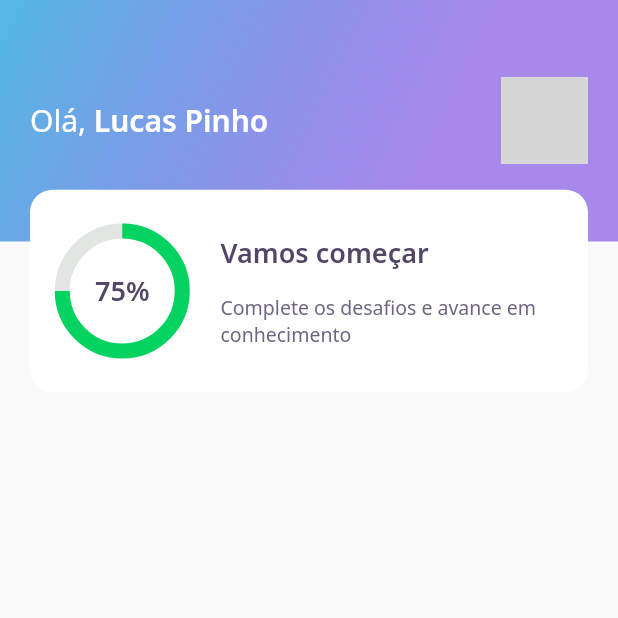
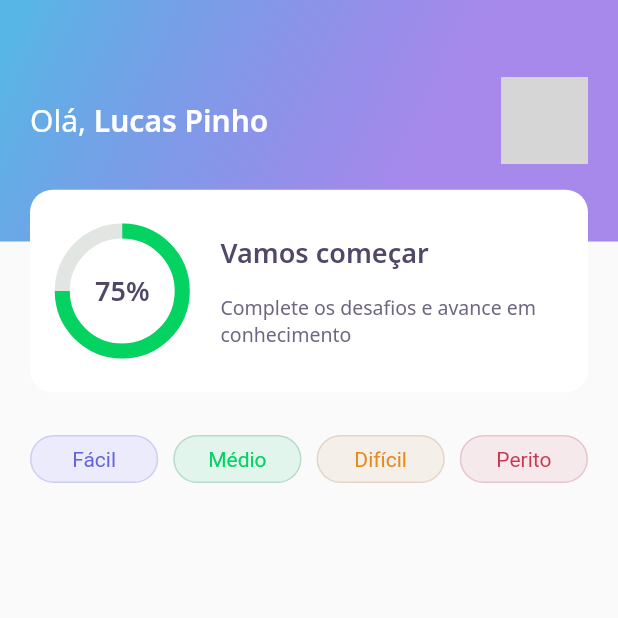
Before and after one commit to pinholucas/rocketseat-nlw5-devquiz, a Flutter app: the screen it shows after launch, on a phone screen of 412 x 824 dp, the top half of it. Run offline on Flutter 3.47's test engine with Material 2 defaults, Android fonts, the phone set to English and light mode, and no system bars; our stand-ins replace google_fonts; network calls fail; grey boxes are pictures that could not be loaded.

Commit message:
feat: add TagsList

```diff
--- a/lib/home/home_page.dart
+++ b/lib/home/home_page.dart
@@ -1,4 +1,5 @@
 import 'package:devquiz/home/widgets/appbar/app_bar_widget.dart';
+import 'package:devquiz/home/widgets/tags_list/tags_list_widget.dart';
 import 'package:flutter/material.dart';
 
 class HomePage extends StatelessWidget {
@@ -6,6 +7,7 @@ class HomePage extends StatelessWidget {
   Widget build(BuildContext context) {
     return Scaffold(
       appBar: AppBarWidget(),
+      body: TagsListWidget(),
     );
   }
 }
--- /dev/null
+++ b/lib/home/widgets/tag/tag_widget.dart
@@ -0,0 +1,38 @@
+import 'package:flutter/material.dart';
+
+class TagWidget extends StatelessWidget {
+  TagWidget(
+      {@required this.title,
+      @required this.borderColor,
+      @required this.color,
+      @required this.textColor});
+
+  final title;
+  final borderColor;
+  final color;
+  final textColor;
+
+  @override
+  Widget build(BuildContext context) {
+    return Flexible(
+      flex: 1,
+      child: Container(
+        padding: const EdgeInsets.symmetric(vertical: 7, horizontal: 10),
+        decoration: BoxDecoration(
+            borderRadius: BorderRadius.circular(18),
+            border: Border.all(color: borderColor),
+            color: color),
+        child: Row(
+          mainAxisAlignment: MainAxisAlignment.center,
+          crossAxisAlignment: CrossAxisAlignment.center,
+          children: [
+            Text(
+              title,
+              style: TextStyle(color: textColor),
+            ),
+          ],
+        ),
+      ),
+    );
+  }
+}
--- /dev/null
+++ b/lib/home/widgets/tags_list/tags_list_widget.dart
@@ -0,0 +1,39 @@
+import 'package:devquiz/core/core.dart';
+import 'package:devquiz/home/widgets/tag/tag_widget.dart';
+import 'package:flutter/material.dart';
+
+class TagsListWidget extends StatelessWidget {
+  @override
+  Widget build(BuildContext context) {
+    return Container(
+      padding: const EdgeInsets.symmetric(vertical: 40, horizontal: 20),
+      child: Row(
+        children: [
+          TagWidget(
+              title: 'Fácil',
+              borderColor: AppColors.levelButtonBorderFacil,
+              color: AppColors.levelButtonFacil,
+              textColor: AppColors.levelButtonTextFacil),
+          SizedBox(width: 10),
+          TagWidget(
+              title: 'Médio',
+              borderColor: AppColors.levelButtonBorderMedio,
+              color: AppColors.levelButtonMedio,
+              textColor: AppColors.levelButtonTextMedio),
+          SizedBox(width: 10),
+          TagWidget(
+              title: 'Difícil',
+              borderColor: AppColors.levelButtonBorderDificil,
+              color: AppColors.levelButtonDificil,
+              textColor: AppColors.levelButtonTextDificil),
+          SizedBox(width: 10),
+          TagWidget(
+              title: 'Perito',
+              borderColor: AppColors.levelButtonBorderPerito,
+              color: AppColors.levelButtonPerito,
+              textColor: AppColors.levelButtonTextPerito),
+        ],
+      ),
+    );
+  }
+}
```
